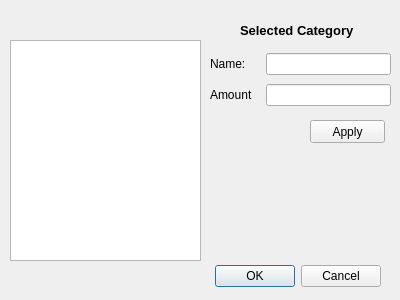
This is editcategories.ui in JanusErasmus/qt-finance as Qt 5 draws it before an edit. The edited form follows.
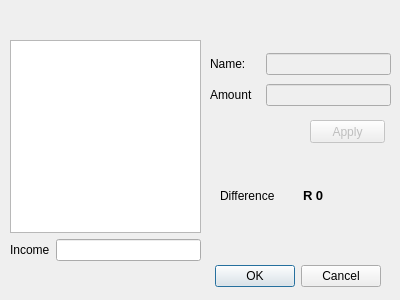
This is the edited form.

```diff
--- a/editcategories.ui
+++ b/editcategories.ui
@@ -42,28 +42,22 @@
     <item>
      <widget class="QTreeView" name="categoryTree"/>
     </item>
+    <item>
+     <layout class="QHBoxLayout" name="incomeLayout">
+      <item>
+       <widget class="QLabel" name="incomeLabel">
+        <property name="text">
+         <string>Income</string>
+        </property>
+       </widget>
+      </item>
+      <item>
+       <widget class="QLineEdit" name="incomeEdit"/>
+      </item>
+     </layout>
+    </item>
    </layout>
   </widget>
-  <widget class="QLabel" name="headingLabel">
-   <property name="geometry">
-    <rect>
-     <x>240</x>
-     <y>20</y>
-     <width>131</width>
-     <height>21</height>
-    </rect>
-   </property>
-   <property name="font">
-    <font>
-     <pointsize>10</pointsize>
-     <weight>75</weight>
-     <bold>true</bold>
-    </font>
-   </property>
-   <property name="text">
-    <string>Selected Category</string>
-   </property>
-  </widget>
   <widget class="QWidget" name="verticalLayoutWidget_2">
    <property name="geometry">
     <rect>
@@ -90,7 +84,11 @@
        </widget>
       </item>
       <item>
-       <widget class="QLineEdit" name="nameEdit"/>
+       <widget class="QLineEdit" name="nameEdit">
+        <property name="enabled">
+         <bool>false</bool>
+        </property>
+       </widget>
       </item>
      </layout>
     </item>
@@ -110,13 +108,20 @@
        </widget>
       </item>
       <item>
-       <widget class="QLineEdit" name="amountEdit"/>
+       <widget class="QLineEdit" name="amountEdit">
+        <property name="enabled">
+         <bool>false</bool>
+        </property>
+       </widget>
       </item>
      </layout>
     </item>
    </layout>
   </widget>
   <widget class="QPushButton" name="applyButton">
+   <property name="enabled">
+    <bool>false</bool>
+   </property>
    <property name="geometry">
     <rect>
      <x>310</x>
@@ -129,6 +134,39 @@
     <string>Apply</string>
    </property>
   </widget>
+  <widget class="QWidget" name="horizontalLayoutWidget_2">
+   <property name="geometry">
+    <rect>
+     <x>220</x>
+     <y>180</y>
+     <width>160</width>
+     <height>31</height>
+    </rect>
+   </property>
+   <layout class="QHBoxLayout" name="horizontalLayout">
+    <item>
+     <widget class="QLabel" name="deifferenceLabel">
+      <property name="text">
+       <string>Difference</string>
+      </property>
+     </widget>
+    </item>
+    <item>
+     <widget class="QLabel" name="differenceValue">
+      <property name="font">
+       <font>
+        <pointsize>10</pointsize>
+        <weight>75</weight>
+        <bold>true</bold>
+       </font>
+      </property>
+      <property name="text">
+       <string>R 0</string>
+      </property>
+     </widget>
+    </item>
+   </layout>
+  </widget>
  </widget>
  <resources/>
  <connections>
```
